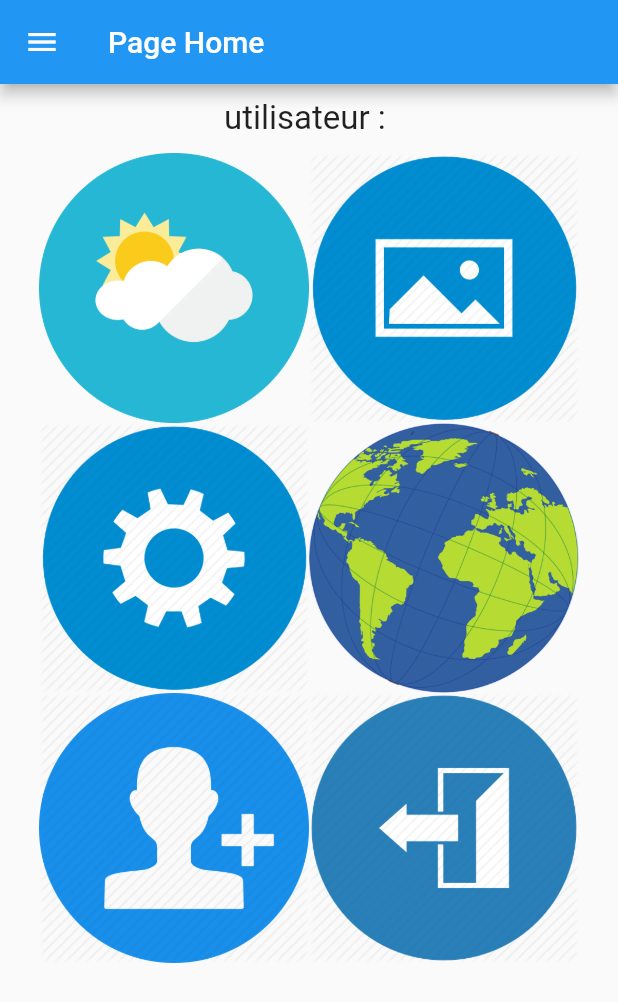
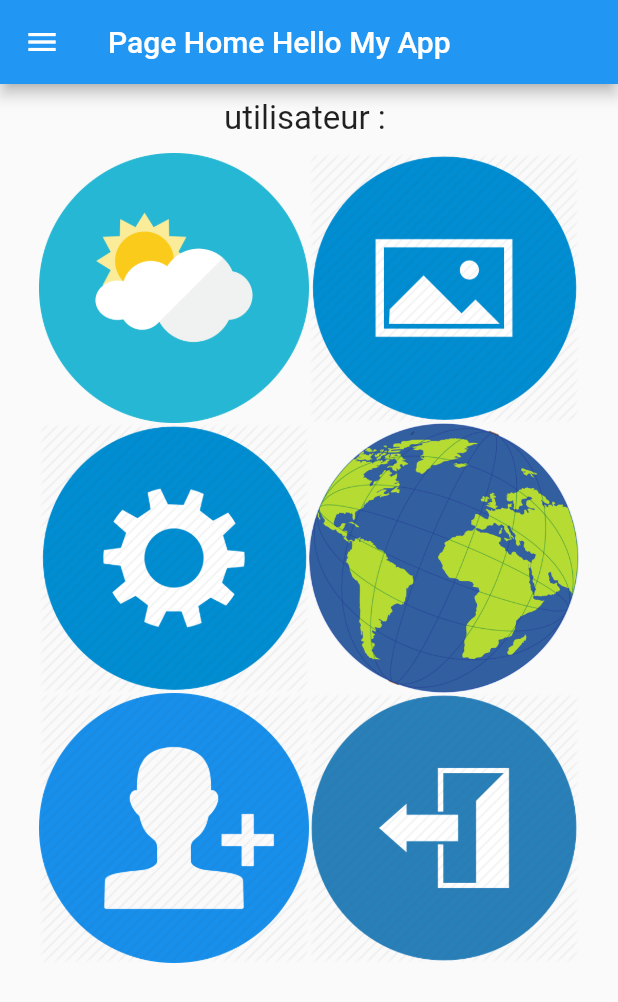
Before and after one commit to AnoirTaktak/DevMobileFlutter, a Flutter app: the screen it shows once a user with an empty profile is signed in, on a phone screen of 412 x 824 dp. Shown: the top 1002 px of the screen. Run offline on Flutter 3.47's test engine with Material 2 defaults, Android fonts, the phone set to English and light mode, and no system bars; our stand-ins replace firebase_auth, firebase_core, firebase_database, shared_preferences, snippet_coder_utils and 1 more; missing offline and left inert: dart:ffi; accounts and stored records are empty.

Commit message:
Ajout de la nouvelle fonctionnalité

```diff
--- a/lib/pages/home.page.dart
+++ b/lib/pages/home.page.dart
@@ -12,7 +12,7 @@ class HomePage extends StatelessWidget {
     final user = FirebaseAuth.instance.currentUser;
     return Scaffold(
       drawer: MyDrawer(),
-      appBar: AppBar(title: Text("Page Home")),
+      appBar: AppBar(title: Text("Page Home Hello My App")),
       body: Column(
         children: [
           Container(
```
